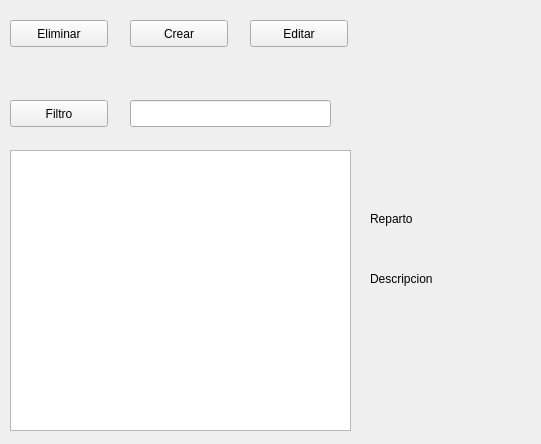
Old version of the form Peliculas/Peliculas.ui in the repository jandy92/ProyectoTallerCine.
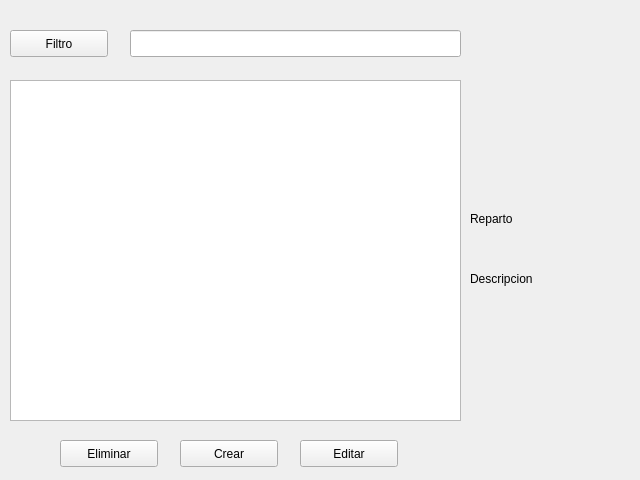
New version of the form.

Commit message: actor comentado y pelicula redimensionado

The edit to the form file:
```diff
--- a/Peliculas/Peliculas.ui
+++ b/Peliculas/Peliculas.ui
@@ -6,8 +6,8 @@
    <rect>
     <x>0</x>
     <y>0</y>
-    <width>541</width>
-    <height>444</height>
+    <width>640</width>
+    <height>480</height>
    </rect>
   </property>
   <property name="windowTitle">
@@ -16,8 +16,8 @@
   <widget class="QPushButton" name="boton_eliminar_pelicula">
    <property name="geometry">
     <rect>
-     <x>10</x>
-     <y>20</y>
+     <x>60</x>
+     <y>440</y>
      <width>98</width>
      <height>27</height>
     </rect>
@@ -29,8 +29,8 @@
   <widget class="QPushButton" name="boton_editar_pelicula_">
    <property name="geometry">
     <rect>
-     <x>250</x>
-     <y>20</y>
+     <x>300</x>
+     <y>440</y>
      <width>98</width>
      <height>27</height>
     </rect>
@@ -42,8 +42,8 @@
   <widget class="QPushButton" name="boton_crear_pelicula">
    <property name="geometry">
     <rect>
-     <x>130</x>
-     <y>20</y>
+     <x>180</x>
+     <y>440</y>
      <width>98</width>
      <height>27</height>
     </rect>
@@ -56,7 +56,7 @@
    <property name="geometry">
     <rect>
      <x>10</x>
-     <y>100</y>
+     <y>30</y>
      <width>98</width>
      <height>27</height>
     </rect>
@@ -69,8 +69,8 @@
    <property name="geometry">
     <rect>
      <x>130</x>
-     <y>100</y>
-     <width>201</width>
+     <y>30</y>
+     <width>331</width>
      <height>27</height>
     </rect>
    </property>
@@ -78,7 +78,7 @@
   <widget class="QLabel" name="descripcion">
    <property name="geometry">
     <rect>
-     <x>370</x>
+     <x>470</x>
      <y>270</y>
      <width>141</width>
      <height>17</height>
@@ -91,12 +91,17 @@
   <widget class="QLabel" name="label_descripcion">
    <property name="geometry">
     <rect>
-     <x>370</x>
+     <x>470</x>
      <y>290</y>
      <width>141</width>
      <height>131</height>
     </rect>
    </property>
+   <property name="font">
+    <font>
+     <pointsize>8</pointsize>
+    </font>
+   </property>
    <property name="text">
     <string/>
    </property>
@@ -113,7 +118,7 @@
   <widget class="QLabel" name="label_reparto">
    <property name="geometry">
     <rect>
-     <x>370</x>
+     <x>470</x>
      <y>230</y>
      <width>41</width>
      <height>41</height>
@@ -126,7 +131,7 @@
   <widget class="QLabel" name="reparto">
    <property name="geometry">
     <rect>
-     <x>370</x>
+     <x>470</x>
      <y>210</y>
      <width>131</width>
      <height>17</height>
@@ -139,7 +144,7 @@
   <widget class="QLabel" name="label_imagen">
    <property name="geometry">
     <rect>
-     <x>380</x>
+     <x>480</x>
      <y>20</y>
      <width>141</width>
      <height>181</height>
@@ -156,9 +161,9 @@
    <property name="geometry">
     <rect>
      <x>10</x>
-     <y>150</y>
-     <width>341</width>
-     <height>281</height>
+     <y>80</y>
+     <width>451</width>
+     <height>341</height>
     </rect>
    </property>
   </widget>
```
Left out of the diff: 6 changed lines with no effect on the pictures. The commit also changes 60 other files.
